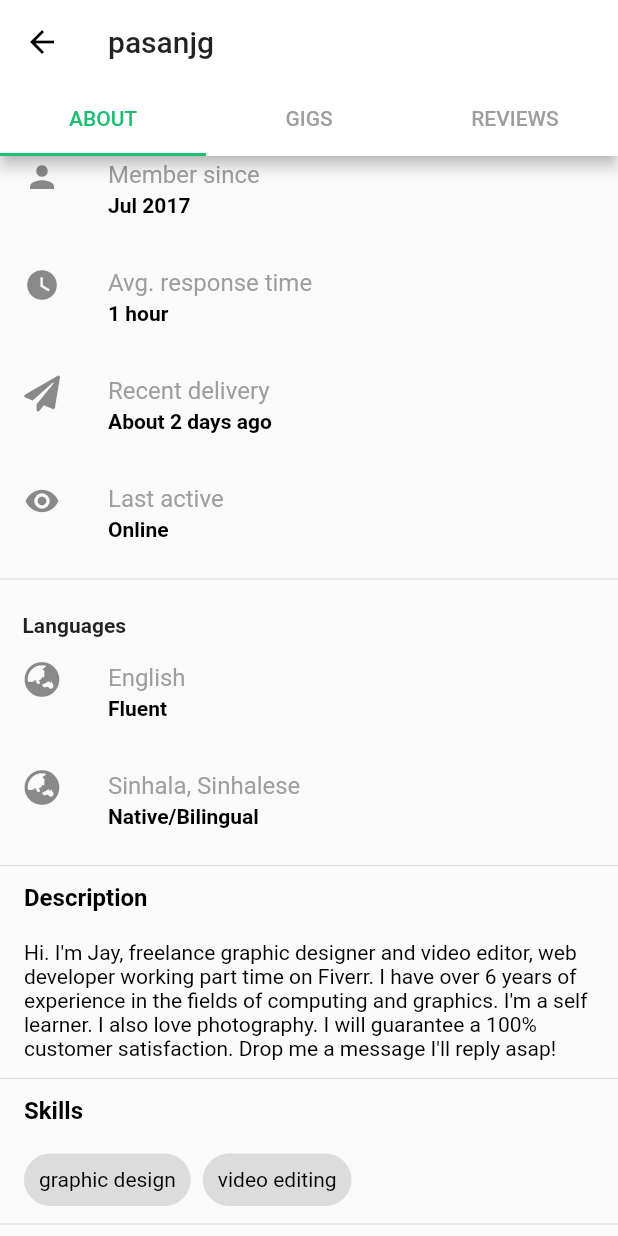
After one commit to pasanjg/FiverrClone, a Flutter app: the ProfilePage screen opened directly, scrolled down 246 dp, after a tap on "graphic design", on a phone screen of 412 x 824 dp. The commit adds this screen. Run offline on Flutter 3.47's test engine with Material 2 defaults, Android fonts, the phone set to English and light mode, and no system bars; our stand-ins replace font_awesome_flutter; network calls fail.

Commit message:
Profile: About

```diff
--- a/lib/pages/home.dart
+++ b/lib/pages/home.dart
@@ -1,4 +1,5 @@
 import 'package:flutter/material.dart';
+import 'package:flutter_fiverr_clone/pages/profile.dart';
 import 'dart:math';
 
 import 'package:font_awesome_flutter/font_awesome_flutter.dart';
@@ -43,7 +44,10 @@ class _HomePageState extends State<HomePage>
         title: Text("pasanjg"),
         actions: <Widget>[
           InkWell(
-            onTap: () {},
+            onTap: () {
+              Navigator.push(context,
+                  MaterialPageRoute(builder: (context) => ProfilePage()));
+            },
             splashColor: Colors.transparent,
             highlightColor: Colors.transparent,
             child: Padding(
--- /dev/null
+++ b/lib/pages/profile.dart
@@ -0,0 +1,41 @@
+import 'package:flutter/material.dart';
+import 'package:flutter_fiverr_clone/pages/profile_about.dart';
+import 'package:flutter_fiverr_clone/pages/profile_gigs.dart';
+import 'package:flutter_fiverr_clone/pages/profile_reviews.dart';
+
+class ProfilePage extends StatelessWidget {
+  @override
+  Widget build(BuildContext context) {
+    return DefaultTabController(
+      length: 3,
+      initialIndex: 0,
+      child: Scaffold(
+        appBar: AppBar(
+          title: Text("pasanjg"),
+          bottom: TabBar(
+            labelColor: Theme.of(context).accentColor,
+            unselectedLabelColor: Colors.grey,
+            tabs: <Widget>[
+              Tab(
+                text: "ABOUT",
+              ),
+              Tab(
+                text: "GIGS",
+              ),
+              Tab(
+                text: "REVIEWS",
+              ),
+            ],
+          ),
+        ),
+        body: TabBarView(
+          children: <Widget>[
+            AboutPage(),
+            GigsPage(),
+            ReviewsPage()
+          ],
+        ),
+      ),
+    );
+  }
+}
--- /dev/null
+++ b/lib/pages/profile_about.dart
@@ -0,0 +1,289 @@
+import 'package:flutter/material.dart';
+import 'package:font_awesome_flutter/font_awesome_flutter.dart';
+
+class AboutPage extends StatefulWidget {
+  @override
+  _AboutPageState createState() => _AboutPageState();
+}
+
+class _AboutPageState extends State<AboutPage> {
+  @override
+  Widget build(BuildContext context) {
+    return ListView(
+      children: <Widget>[
+        ListTile(
+          leading: CircleAvatar(
+            radius: 15.0,
+            backgroundImage: NetworkImage(
+                "https://fiverr-res.cloudinary.com/t_profile_original,q_auto,f_auto/attachments/profile/photo/6909232ef04489c9085671872acfd83e-1545655648866/de3ec62b-84f1-42f2-a5fe-aac7b14dd249.png"),
+          ),
+          title: Text(
+            "pasanjg",
+            style: TextStyle(
+              fontWeight: FontWeight.bold,
+              fontSize: 14.0,
+            ),
+          ),
+          subtitle: Row(
+            children: <Widget>[
+              Icon(
+                Icons.star,
+                size: 12.0,
+                color: Colors.amber,
+              ),
+              Padding(
+                padding: const EdgeInsets.only(left: 4.0),
+                child: Text(
+                  "4.9",
+                  style: TextStyle(
+                    color: Colors.amber,
+                  ),
+                ),
+              ),
+              Padding(
+                padding: const EdgeInsets.only(left: 4.0),
+                child: Text(
+                  "(75)",
+                  style: TextStyle(
+                    color: Colors.grey,
+                  ),
+                ),
+              ),
+            ],
+          ),
+        ),
+        Padding(
+          padding: const EdgeInsets.only(left: 15.0),
+          child: Text(
+            "User information",
+            style: TextStyle(
+              fontWeight: FontWeight.bold,
+            ),
+          ),
+        ),
+        ListTile(
+          leading: Icon(Icons.location_on),
+          title: Text(
+            "From",
+            style: TextStyle(
+              color: Colors.grey,
+            ),
+          ),
+          subtitle: Text(
+            "Sri Lanka (10:21 p.m.)",
+            style: TextStyle(
+              fontWeight: FontWeight.bold,
+              color: Colors.black,
+            ),
+          ),
+        ),
+        ListTile(
+          leading: Icon(FontAwesomeIcons.award),
+          title: Text(
+            "Seller level",
+            style: TextStyle(
+              color: Colors.grey,
+            ),
+          ),
+          subtitle: Text(
+            "Level 1 seller",
+            style: TextStyle(
+              fontWeight: FontWeight.bold,
+              color: Colors.black,
+            ),
+          ),
+        ),
+        ListTile(
+          leading: Icon(Icons.person),
+          title: Text(
+            "Member since",
+            style: TextStyle(
+              color: Colors.grey,
+            ),
+          ),
+          subtitle: Text(
+            "Jul 2017",
+            style: TextStyle(
+              fontWeight: FontWeight.bold,
+              color: Colors.black,
+            ),
+          ),
+        ),
+        ListTile(
+          leading: Icon(Icons.watch_later),
+          title: Text(
+            "Avg. response time",
+            style: TextStyle(
+              color: Colors.grey,
+            ),
+          ),
+          subtitle: Text(
+            "1 hour",
+            style: TextStyle(
+              fontWeight: FontWeight.bold,
+              color: Colors.black,
+            ),
+          ),
+        ),
+        ListTile(
+          leading: Icon(FontAwesomeIcons.solidPaperPlane),
+          title: Text(
+            "Recent delivery",
+            style: TextStyle(
+              color: Colors.grey,
+            ),
+          ),
+          subtitle: Text(
+            "About 2 days ago",
+            style: TextStyle(
+              fontWeight: FontWeight.bold,
+              color: Colors.black,
+            ),
+          ),
+        ),
+        ListTile(
+          leading: Icon(Icons.remove_red_eye),
+          title: Text(
+            "Last active",
+            style: TextStyle(
+              color: Colors.grey,
+            ),
+          ),
+          subtitle: Text(
+            "Online",
+            style: TextStyle(
+              fontWeight: FontWeight.bold,
+              color: Colors.black,
+            ),
+          ),
+        ),
+        Divider(),
+        Padding(
+          padding: const EdgeInsets.only(top: 15.0, left: 15.0),
+          child: Text(
+            "Languages",
+            style: TextStyle(
+              fontWeight: FontWeight.bold,
+            ),
+          ),
+        ),
+        ListTile(
+          leading: Icon(FontAwesomeIcons.globeAsia),
+          title: Text(
+            "English",
+            style: TextStyle(
+              color: Colors.grey,
+            ),
+          ),
+          subtitle: Text(
+            "Fluent",
+            style: TextStyle(
+              fontWeight: FontWeight.bold,
+              color: Colors.black,
+            ),
+          ),
+        ),
+        ListTile(
+          leading: Icon(FontAwesomeIcons.globeAsia),
+          title: Text(
+            "Sinhala, Sinhalese",
+            style: TextStyle(
+              color: Colors.grey,
+            ),
+          ),
+          subtitle: Text(
+            "Native/Bilingual",
+            style: TextStyle(
+              fontWeight: FontWeight.bold,
+              color: Colors.black,
+            ),
+          ),
+        ),
+        Divider(),
+        ListTile(
+          title: Text(
+            "Description\n",
+            style: TextStyle(
+              color: Colors.black,
+              fontWeight: FontWeight.bold,
+            ),
+          ),
+          subtitle: Text(
+            "Hi. I'm Jay, freelance graphic designer and video editor, web developer "
+            "working part time on Fiverr. I have over 6 years of experience in the "
+            "fields of computing and graphics. I'm a self learner. I also love "
+            "photography. I will guarantee a 100% customer satisfaction. Drop me a "
+            "message I'll reply asap!",
+            style: TextStyle(
+              color: Colors.black,
+            ),
+          ),
+        ),
+        Divider(),
+        ListTile(
+          title: Text(
+            "Skills\n",
+            style: TextStyle(
+              color: Colors.black,
+              fontWeight: FontWeight.bold,
+            ),
+          ),
+          subtitle: Flex(
+            direction: Axis.horizontal,
+            children: <Widget>[
+              Padding(
+                padding: const EdgeInsets.only(right: 8.0),
+                child: InkWell(
+                  onTap: (){},
+                  child: Container(
+                    height: 35.0,
+                    decoration: BoxDecoration(
+                      color: Colors.black12,
+                      borderRadius: BorderRadius.all(
+                        Radius.circular(20.0),
+                      ),
+                    ),
+                    child: Padding(
+                      padding: const EdgeInsets.only(left: 10.0, right: 10.0),
+                      child: Center(
+                        child: Text(
+                          "graphic design",
+                          style: TextStyle(color: Colors.black),
+                        ),
+                      ),
+                    ),
+                  ),
+                ),
+              ),
+              Padding(
+                padding: const EdgeInsets.only(right: 8.0),
+                child: InkWell(
+                  onTap: (){},
+                  child: Container(
+                    height: 35.0,
+                    decoration: BoxDecoration(
+                      color: Colors.black12,
+                      borderRadius: BorderRadius.all(
+                        Radius.circular(20.0),
+                      ),
+                    ),
+                    child: Padding(
+                      padding: const EdgeInsets.only(left: 10.0, right: 10.0),
+                      child: Center(
+                        child: Text(
+                          "video editing",
+                          style: TextStyle(color: Colors.black),
+                        ),
+                      ),
+                    ),
+                  ),
+                ),
+              ),
+            ],
+          ),
+        ),
+        Divider(),
+      ],
+    );
+  }
+}
--- /dev/null
+++ b/lib/pages/profile_gigs.dart
@@ -0,0 +1,13 @@
+import 'package:flutter/material.dart';
+
+class GigsPage extends StatefulWidget {
+  @override
+  _GigsPageState createState() => _GigsPageState();
+}
+
+class _GigsPageState extends State<GigsPage> {
+  @override
+  Widget build(BuildContext context) {
+    return Container();
+  }
+}
--- /dev/null
+++ b/lib/pages/profile_reviews.dart
@@ -0,0 +1,13 @@
+import 'package:flutter/material.dart';
+
+class ReviewsPage extends StatefulWidget {
+  @override
+  _ReviewsPageState createState() => _ReviewsPageState();
+}
+
+class _ReviewsPageState extends State<ReviewsPage> {
+  @override
+  Widget build(BuildContext context) {
+    return Container();
+  }
+}
```
